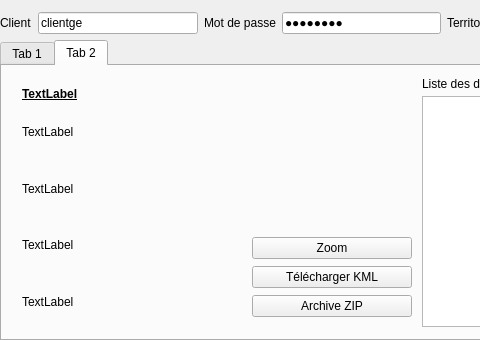
Old version of the form ui_geofoncierconsultation.ui in the repository Gustry/GeoFoncier-consultation; both pictures show x 0 to 480 and y 0 to 340 of the 785 by 340 pixel window.
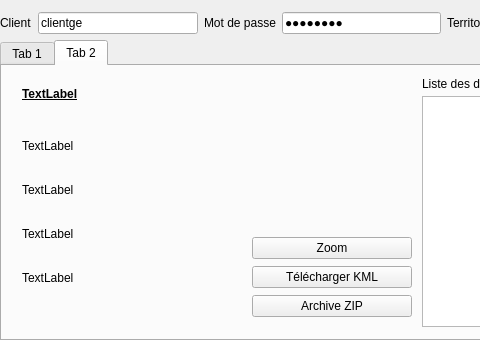
New version of the form. The open tabs and pages were chosen to show the change.

The edit to the form file:
```diff
--- a/ui_geofoncierconsultation.ui
+++ b/ui_geofoncierconsultation.ui
@@ -292,9 +292,9 @@
      <property name="geometry">
       <rect>
        <x>20</x>
-       <y>50</y>
+       <y>70</y>
        <width>211</width>
-       <height>201</height>
+       <height>151</height>
       </rect>
      </property>
      <layout class="QVBoxLayout" name="verticalLayout">
```
Left out of the diff: 4 changed lines with no effect on the pictures.
